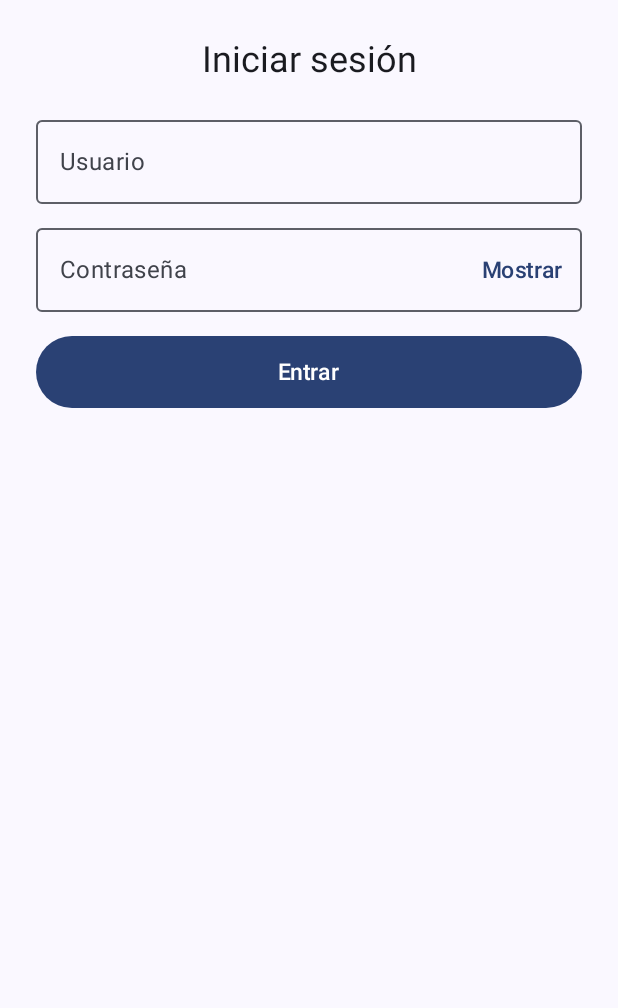
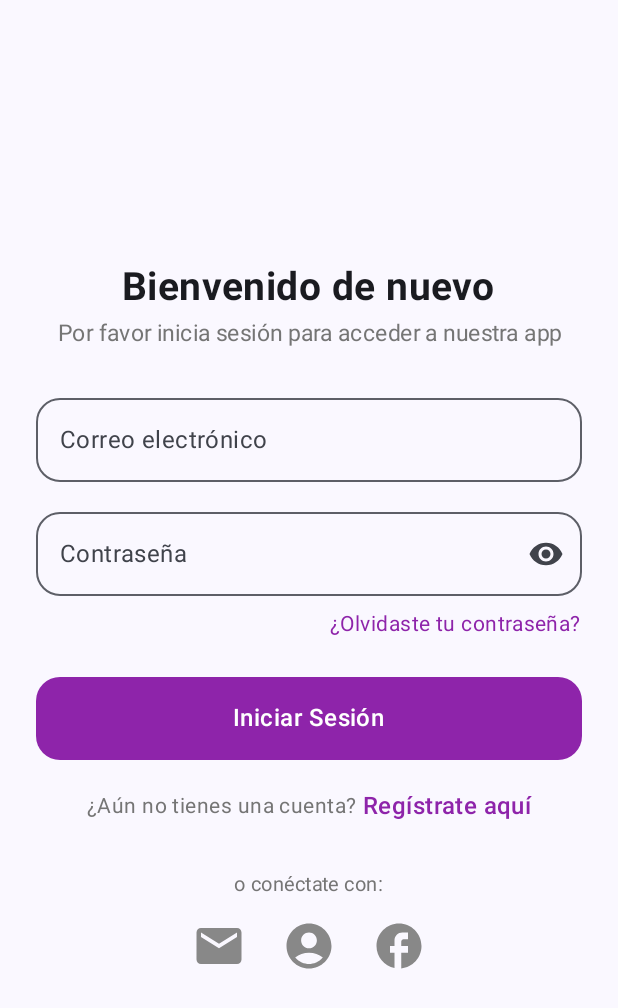
Before and after one commit to vdeviv/TurismoCochaApp, an Android app built with Jetpack Compose: the screen it shows after launch (MainActivity), after a tap on "Saltar", on a phone screen of 412 x 824 dp. Shown: the top 1008 px of the screen. Run offline under Robolectric (Android 15) with nearby library versions, the phone set to English and light mode, and no system bars; our stand-ins replace accompanist; Roboto replaces fonts that are not available here; 1 other tap on this screen came first.

Commit message:
se mejoro la vista del login

```diff
--- a/app/build.gradle.kts
+++ b/app/build.gradle.kts
@@ -54,6 +54,7 @@ dependencies {
     implementation(libs.androidx.material3)
 
     implementation("androidx.compose.material:material-icons-extended")
+    implementation("br.com.devsrsouza.compose.icons:font-awesome:1.1.0")
 
     implementation(libs.androidx.foundation.layout.android)
     implementation(libs.firebase.database)
--- a/app/src/main/java/com/example/turismoapp/feature/login/presentation/LoginScreen.kt
+++ b/app/src/main/java/com/example/turismoapp/feature/login/presentation/LoginScreen.kt
@@ -1,55 +1,46 @@
 package com.example.turismoapp.feature.login.presentation
 
 import android.widget.Toast
-import androidx.compose.foundation.layout.Arrangement
-import androidx.compose.foundation.layout.Box
-import androidx.compose.foundation.layout.Column
-import androidx.compose.foundation.layout.Spacer
-import androidx.compose.foundation.layout.fillMaxSize
-import androidx.compose.foundation.layout.fillMaxWidth
-import androidx.compose.foundation.layout.height
-import androidx.compose.foundation.layout.padding
-import androidx.compose.foundation.layout.size
-import androidx.compose.foundation.layout.width
+import androidx.compose.foundation.clickable
+import androidx.compose.foundation.layout.*
+import androidx.compose.material.icons.Icons
+import androidx.compose.material.icons.filled.Facebook
+import androidx.compose.material.icons.filled.AccountCircle
+import androidx.compose.material.icons.filled.Email
+import androidx.compose.foundation.shape.RoundedCornerShape
 import androidx.compose.foundation.text.KeyboardOptions
-import androidx.compose.material3.Button
-import androidx.compose.material3.CircularProgressIndicator
-import androidx.compose.material3.MaterialTheme
-import androidx.compose.material3.OutlinedTextField
-import androidx.compose.material3.Scaffold
-import androidx.compose.material3.Text
-import androidx.compose.material3.TextButton
-import androidx.compose.runtime.Composable
-import androidx.compose.runtime.LaunchedEffect
-import androidx.compose.runtime.collectAsState
-import androidx.compose.runtime.getValue
-import androidx.compose.runtime.mutableStateOf
-import androidx.compose.runtime.saveable.rememberSaveable
-import androidx.compose.runtime.setValue
+import androidx.compose.material.icons.filled.Visibility
+import androidx.compose.material.icons.filled.VisibilityOff
+import androidx.compose.material3.*
+import androidx.compose.runtime.*
 import androidx.compose.ui.Alignment
 import androidx.compose.ui.Modifier
 import androidx.compose.ui.platform.LocalContext
-import androidx.compose.ui.res.stringResource
+import androidx.compose.ui.text.font.FontWeight
 import androidx.compose.ui.text.input.ImeAction
 import androidx.compose.ui.text.input.PasswordVisualTransformation
 import androidx.compose.ui.text.input.VisualTransformation
+import androidx.compose.ui.text.style.TextAlign
 import androidx.compose.ui.unit.dp
+import androidx.compose.ui.unit.sp
+import androidx.compose.ui.graphics.Color
 import androidx.lifecycle.viewmodel.compose.viewModel
-import com.example.turismoapp.R
+import com.example.turismoapp.ui.theme.PurpleMayu
+import com.example.turismoapp.ui.theme.GrayText
 
 @Composable
 fun LoginScreen(
     onSuccess: () -> Unit,
+    onRegisterClick: () -> Unit = {},
     viewModel: LoginViewModel = viewModel()
 ) {
-    var username by rememberSaveable { mutableStateOf("") }
-    var password by rememberSaveable { mutableStateOf("") }
-    var showPass by rememberSaveable { mutableStateOf(false) }
+    var email by remember { mutableStateOf("") }
+    var password by remember { mutableStateOf("") }
+    var showPass by remember { mutableStateOf(false) }
 
     val state by viewModel.loginState.collectAsState()
     val context = LocalContext.current
 
-    // Reaccionar al resultado
     LaunchedEffect(state) {
         when (val s = state) {
             is LoginViewModel.LoginState.Successful -> {
@@ -65,69 +56,148 @@ fun LoginScreen(
 
     val isLoading = state is LoginViewModel.LoginState.Loading
 
-    Scaffold { inner ->
-        Box(
-            modifier = Modifier
-                .padding(inner)
-                .fillMaxSize()
-                .padding(24.dp)
+    // Fondo blanco puro
+    Surface(
+        modifier = Modifier.fillMaxSize(),
+        color = MaterialTheme.colorScheme.background
     ) {
         Column(
-                modifier = Modifier.fillMaxWidth(),
-                verticalArrangement = Arrangement.Center,
-                horizontalAlignment = Alignment.CenterHorizontally
+            modifier = Modifier
+                .fillMaxSize()
+                .padding(horizontal = 24.dp),
+            horizontalAlignment = Alignment.CenterHorizontally,
+            verticalArrangement = Arrangement.Center
         ) {
+            // Título
             Text(
-                    text = stringResource(R.string.login_title),
-                    style = MaterialTheme.typography.headlineSmall
+                text = "Bienvenido de nuevo",
+                fontSize = 26.sp,
+                fontWeight = FontWeight.Bold,
+                color = MaterialTheme.colorScheme.onBackground,
+                modifier = Modifier.padding(bottom = 4.dp)
             )
 
-                Spacer(Modifier.height(16.dp))
+            Text(
+                text = "Por favor inicia sesión para acceder a nuestra app",
+                fontSize = 15.sp,
+                color = GrayText,
+                textAlign = TextAlign.Center,
+                modifier = Modifier.padding(bottom = 24.dp)
+            )
 
+            // Campo email
             OutlinedTextField(
-                    value = username,
-                    onValueChange = { username = it },
-                    label = { Text(stringResource(R.string.username)) },
+                value = email,
+                onValueChange = { email = it },
+                label = { Text("Correo electrónico") },
                 singleLine = true,
+                shape = RoundedCornerShape(16.dp),
                 keyboardOptions = KeyboardOptions(imeAction = ImeAction.Next),
                 modifier = Modifier.fillMaxWidth()
             )
 
-                Spacer(Modifier.height(8.dp))
+            Spacer(Modifier.height(12.dp))
 
+            // Campo contraseña
             OutlinedTextField(
                 value = password,
                 onValueChange = { password = it },
-                    label = { Text(stringResource(R.string.password)) },
+                label = { Text("Contraseña") },
                 singleLine = true,
-                    visualTransformation = if (showPass) VisualTransformation.None else PasswordVisualTransformation(),
+                shape = RoundedCornerShape(16.dp),
                 trailingIcon = {
-                        TextButton(onClick = { showPass = !showPass }) {
-                            Text(if (showPass) "Ocultar" else "Mostrar")
+                    val icon = if (showPass) Icons.Filled.VisibilityOff else Icons.Filled.Visibility
+                    IconButton(onClick = { showPass = !showPass }) {
+                        Icon(imageVector = icon, contentDescription = null)
                     }
                 },
+                visualTransformation = if (showPass) VisualTransformation.None else PasswordVisualTransformation(),
                 keyboardOptions = KeyboardOptions(imeAction = ImeAction.Done),
                 modifier = Modifier.fillMaxWidth()
             )
 
-                Spacer(Modifier.height(16.dp))
+            // Enlace “Olvidaste tu contraseña”
+            Text(
+                text = "¿Olvidaste tu contraseña?",
+                color = PurpleMayu,
+                fontSize = 14.sp,
+                modifier = Modifier
+                    .align(Alignment.End)
+                    .padding(top = 8.dp)
+                    .clickable { /* Acción futura */ }
+            )
 
+            Spacer(Modifier.height(24.dp))
+
+            // Botón de inicio de sesión
             Button(
-                    onClick = { viewModel.doLogin(username, password) },
+                onClick = { viewModel.doLogin(email, password) },
                 enabled = !isLoading,
+                colors = ButtonDefaults.buttonColors(containerColor = PurpleMayu),
+                shape = RoundedCornerShape(16.dp),
                 modifier = Modifier
                     .fillMaxWidth()
-                        .height(48.dp)
+                    .height(55.dp)
             ) {
                 if (isLoading) {
-                        CircularProgressIndicator(strokeWidth = 2.dp, modifier = Modifier.size(20.dp))
+                    CircularProgressIndicator(
+                        color = MaterialTheme.colorScheme.onPrimary,
+                        strokeWidth = 2.dp,
+                        modifier = Modifier.size(22.dp)
+                    )
                     Spacer(Modifier.width(8.dp))
-                        Text("Entrando…")
+                    Text("Entrando…", color = MaterialTheme.colorScheme.onPrimary)
                 } else {
-                        Text(text = stringResource(R.string.login))
+                    Text("Iniciar Sesión", color = MaterialTheme.colorScheme.onPrimary, fontSize = 16.sp)
+                }
+            }
+
+            Spacer(Modifier.height(20.dp))
+
+            // Registro
+            Row(
+                horizontalArrangement = Arrangement.Center,
+                verticalAlignment = Alignment.CenterVertically
+            ) {
+                Text("¿Aún no tienes una cuenta? ", color = GrayText, fontSize = 14.sp)
+                Text(
+                    "Regístrate aquí",
+                    color = PurpleMayu,
+                    fontWeight = FontWeight.SemiBold,
+                    modifier = Modifier.clickable { onRegisterClick() }
+                )
+            }
+
+            Spacer(Modifier.height(30.dp))
+
+            // Iconos de redes sociales (placeholder)
+            Text("o conéctate con:", color = GrayText, fontSize = 13.sp)
+
+            Spacer(Modifier.height(12.dp))
+
+            Row(
+                horizontalArrangement = Arrangement.spacedBy(24.dp),
+                verticalAlignment = Alignment.CenterVertically
+            ) {
+                Icon(
+                    imageVector = Icons.Filled.Email,
+                    contentDescription = "Google",
+                    modifier = Modifier.size(36.dp),
+                    tint = Color.Gray
+                )
+                Icon(
+                    imageVector = Icons.Filled.AccountCircle,
+                    contentDescription = "Facebook",
+                    modifier = Modifier.size(36.dp),
+                    tint = Color.Gray
+                )
+                Icon(
+                    imageVector = Icons.Filled.Facebook,
+                    contentDescription = "Instagram",
+                    modifier = Modifier.size(36.dp),
+                    tint = Color.Gray
+                )
             }
         }
     }
 }
-    }
-}
--- a/app/src/main/java/com/example/turismoapp/feature/onboarding/presentation/OnboardingPage.kt
+++ b/app/src/main/java/com/example/turismoapp/feature/onboarding/presentation/OnboardingPage.kt
@@ -26,9 +26,7 @@ data class OnboardingPageModel(
 @Composable
 fun OnboardingPageItem(page: OnboardingPageModel) {
     Column(
-        modifier = Modifier
-            .fillMaxSize()
-            .padding(horizontal = 20.dp),
+        modifier = Modifier.fillMaxSize(),
         horizontalAlignment = Alignment.CenterHorizontally
     ) {
         Image(
@@ -36,8 +34,8 @@ fun OnboardingPageItem(page: OnboardingPageModel) {
             contentDescription = page.title,
             modifier = Modifier
                 .fillMaxWidth()
-                .height(380.dp)
-                .clip(RoundedCornerShape(bottomStart = 32.dp, bottomEnd = 32.dp)),
+                .height(500.dp)
+                .clip(RoundedCornerShape(bottomStart = 40.dp, bottomEnd = 40.dp)),
             contentScale = ContentScale.Crop
         )
 
@@ -48,7 +46,7 @@ fun OnboardingPageItem(page: OnboardingPageModel) {
             color = TextBlack,
             fontSize = 20.sp,
             fontWeight = FontWeight.Bold,
-            modifier = Modifier.padding(horizontal = 8.dp)
+            modifier = Modifier.padding(horizontal = 24.dp)
         )
 
         Spacer(modifier = Modifier.height(8.dp))
@@ -58,7 +56,7 @@ fun OnboardingPageItem(page: OnboardingPageModel) {
             color = GrayText,
             fontSize = 15.sp,
             lineHeight = 20.sp,
-            modifier = Modifier.padding(horizontal = 16.dp)
+            modifier = Modifier.padding(horizontal = 24.dp)
         )
     }
 }
--- a/app/src/main/java/com/example/turismoapp/feature/onboarding/presentation/OnboardingScreen.kt
+++ b/app/src/main/java/com/example/turismoapp/feature/onboarding/presentation/OnboardingScreen.kt
@@ -16,6 +16,8 @@ import com.example.turismoapp.ui.theme.GreenMayu
 import com.example.turismoapp.ui.theme.RedMayu
 import com.example.turismoapp.ui.theme.YellowMayu
 import kotlinx.coroutines.launch
+import androidx.compose.foundation.shape.RoundedCornerShape
+
 
 @OptIn(ExperimentalPagerApi::class)
 @Composable
@@ -47,35 +49,12 @@ fun OnboardingScreen(
     Box(
         modifier = Modifier
             .fillMaxSize()
-            .navigationBarsPadding()
-            .systemBarsPadding()
+            .systemBarsPadding() // para evitar recortes en pantallas edge
     ) {
-        Column(
-            modifier = Modifier.fillMaxSize()
-        ) {
-            // “Saltar” en texto plano (no botón)
-            Row(
-                modifier = Modifier
-                    .fillMaxWidth()
-                    .padding(horizontal = 20.dp, vertical = 10.dp),
-                horizontalArrangement = Arrangement.End
-            ) {
-                Text(
-                    text = "Saltar",
-                    color = MaterialTheme.colorScheme.primary,
-                    fontSize = 16.sp,
-                    fontWeight = FontWeight.Medium,
-                    modifier = Modifier
-                        .padding(8.dp)
-                        .clickable { onSkip() }
-                )
-            }
-
-            // Páginas
         HorizontalPager(
             count = pages.size,
             state = pagerState,
-                modifier = Modifier.weight(1f)
+            modifier = Modifier.fillMaxSize()
         ) { page ->
             OnboardingPageItem(page = pages[page])
         }
@@ -86,8 +65,8 @@ fun OnboardingScreen(
             activeColor = MaterialTheme.colorScheme.primary,
             inactiveColor = MaterialTheme.colorScheme.onSurface.copy(alpha = 0.3f),
             modifier = Modifier
-                    .align(Alignment.CenterHorizontally)
-                    .padding(vertical = 20.dp)
+                .align(Alignment.BottomCenter)
+                .padding(bottom = 100.dp)
         )
 
         // Botón inferior
@@ -109,18 +88,29 @@ fun OnboardingScreen(
                 },
                 contentColor = MaterialTheme.colorScheme.onPrimary
             ),
-                shape = MaterialTheme.shapes.medium,
+            shape = RoundedCornerShape(16.dp),
             modifier = Modifier
-                    .fillMaxWidth()
-                    .height(52.dp)
-                    .padding(horizontal = 24.dp, vertical = 10.dp)
+                .align(Alignment.BottomCenter)
+                .fillMaxWidth(0.9f)
+                .height(60.dp)
+                .padding(bottom = 30.dp)
         ) {
             Text(
                 text = if (pagerState.currentPage == pages.lastIndex) "Empezar" else "Siguiente",
-                    fontSize = 17.sp,
+                fontSize = 18.sp,
                 fontWeight = FontWeight.Bold
             )
         }
+
+        Text(
+            text = "Saltar",
+            color = MaterialTheme.colorScheme.primary,
+            fontSize = 16.sp,
+            fontWeight = FontWeight.Medium,
+            modifier = Modifier
+                .align(Alignment.TopEnd)
+                .padding(top = 32.dp, end = 24.dp)
+                .clickable { onSkip() }
+        )
     }
 }
-}
```
Lines whose indentation alone changed are shown as unchanged.
